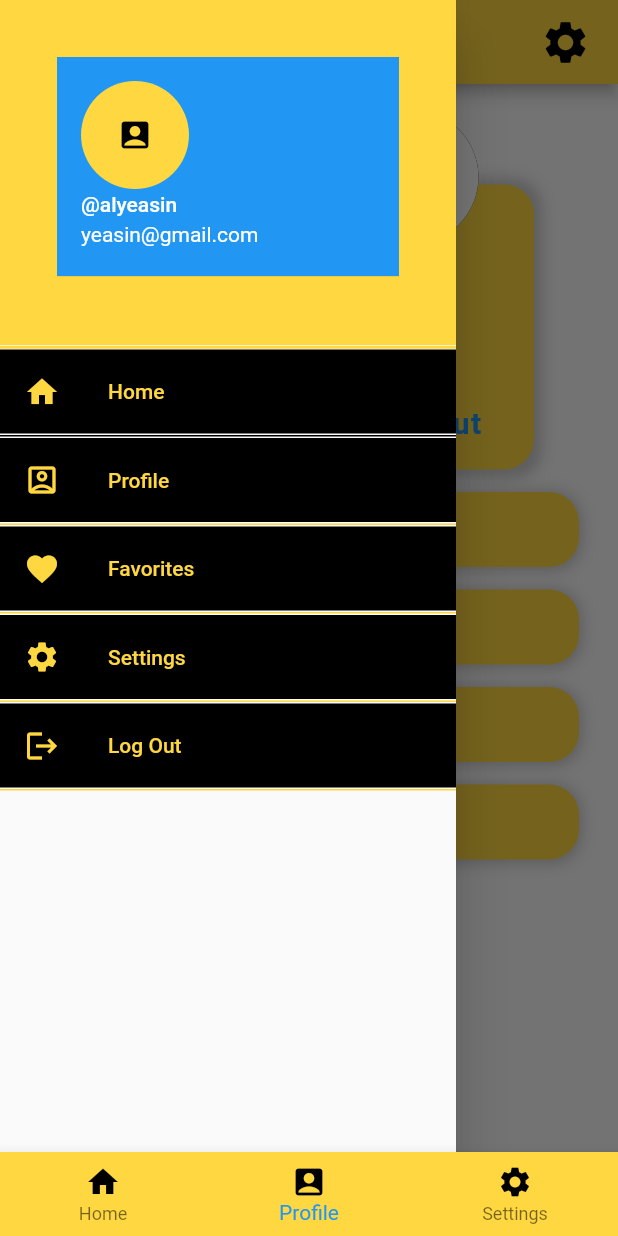
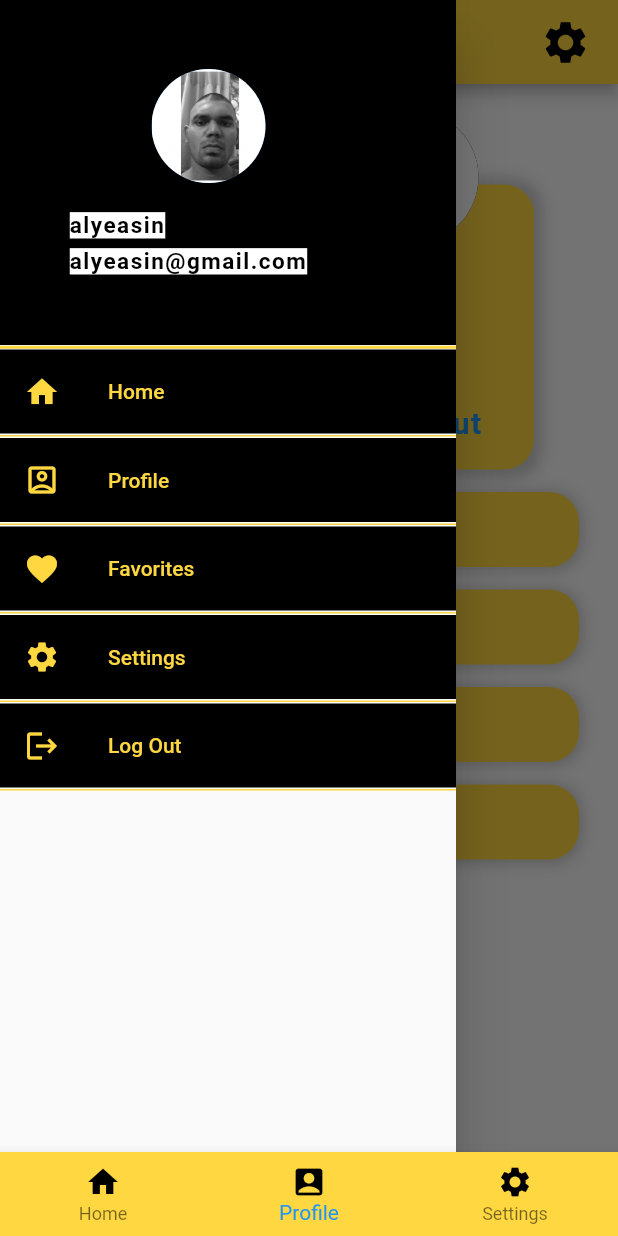
Before and after one commit to realalyeasin/user_profile, a Flutter app: the screen it shows after launch, item 2 of the bottom bar chosen, with the side drawer open, on a phone screen of 412 x 824 dp. Run offline on Flutter 3.47's test engine with Material 2 defaults, Android fonts, the phone set to English and light mode, and no system bars; our stand-ins replace geolocator.

Commit message:
user_profile

```diff
--- a/lib/settings.dart
+++ b/lib/settings.dart
@@ -1,4 +1,5 @@
 import 'package:flutter/material.dart';
+import 'package:user_profile/user_profile.dart';
 
 class Settings extends StatelessWidget {
   const Settings({Key? key}) : super(key: key);
@@ -142,7 +143,7 @@ class Settings extends StatelessWidget {
                           children: [
                             IconButton(
                                 onPressed: () {
-                                  Navigator.pop(context);
+                                  Navigator.push(context, MaterialPageRoute(builder: (context)=> UserProfile()));
                                 },
                                 icon: Icon(
                                   Icons.arrow_back,
--- a/lib/user_profile.dart
+++ b/lib/user_profile.dart
@@ -49,22 +49,21 @@ class UserProfile extends StatelessWidget {
             children: [
               Container(
                 height: 230,
-                color: Colors.amberAccent[200],
+                color: Colors.black,
                 child: Padding(
                     padding: const EdgeInsets.all(38.0),
                     child: Container(
                       width: double.infinity,
-                      color: Colors.amberAccent,
-                      child: UserAccountsDrawerHeader(
-                        accountName: Text('@alyeasin'),
-                        accountEmail: Text('yeasin@gmail.com'),
-                        currentAccountPicture: GestureDetector(
-                          child: CircleAvatar(
-                            backgroundColor: Colors.amberAccent,
-                            child: Icon(Icons.account_box, color: Colors.black,),
-                          ),
+                      child: Padding(
+                        padding: const EdgeInsets.all(8.0),
+                        child: Stack(
+                          children: [
+                            Positioned(child: CircleAvatar(backgroundImage: AssetImage('images/me.jpg'), radius: 38, ), left: 55,),
+                            Positioned(child: Text('alyeasin', style: TextStyle(color: Colors.black, letterSpacing: 1, fontSize: 15, fontWeight: FontWeight.bold, backgroundColor: Colors.white),), top: 95, ),
+                            Positioned(child: Text('alyeasin@gmail.com', style: TextStyle(color: Colors.black, letterSpacing: 1, fontSize: 15, fontWeight: FontWeight.bold, backgroundColor: Colors.white),), top: 119, ),
+                          ],
                         ),
-                      ),
+                      )
                     )),
               ),
               Divider(
@@ -87,7 +86,7 @@ class UserProfile extends StatelessWidget {
               Divider(
                 height: 3,
                 thickness: 1,
-                color: Colors.black,
+                color: Colors.amberAccent,
               ),
               ListTile(
                 autofocus: true,
--- a/pubspec.yaml
+++ b/pubspec.yaml
@@ -34,6 +34,12 @@ dependencies:
 dev_dependencies:
   flutter_test:
     sdk: flutter
+  flutter_launcher_icons: ^0.9.2
+
+flutter_icons:
+  android: true
+  ios: true
+  image_path: "images/icon/bike.jpg"
 
 # For information on the generic Dart part of this file, see the
 # following page: https://dart.dev/tools/pub/pubspec
```
Also changed, not shown: images/icon/bike.jpg (added), pubspec.lock, 22 other files.
